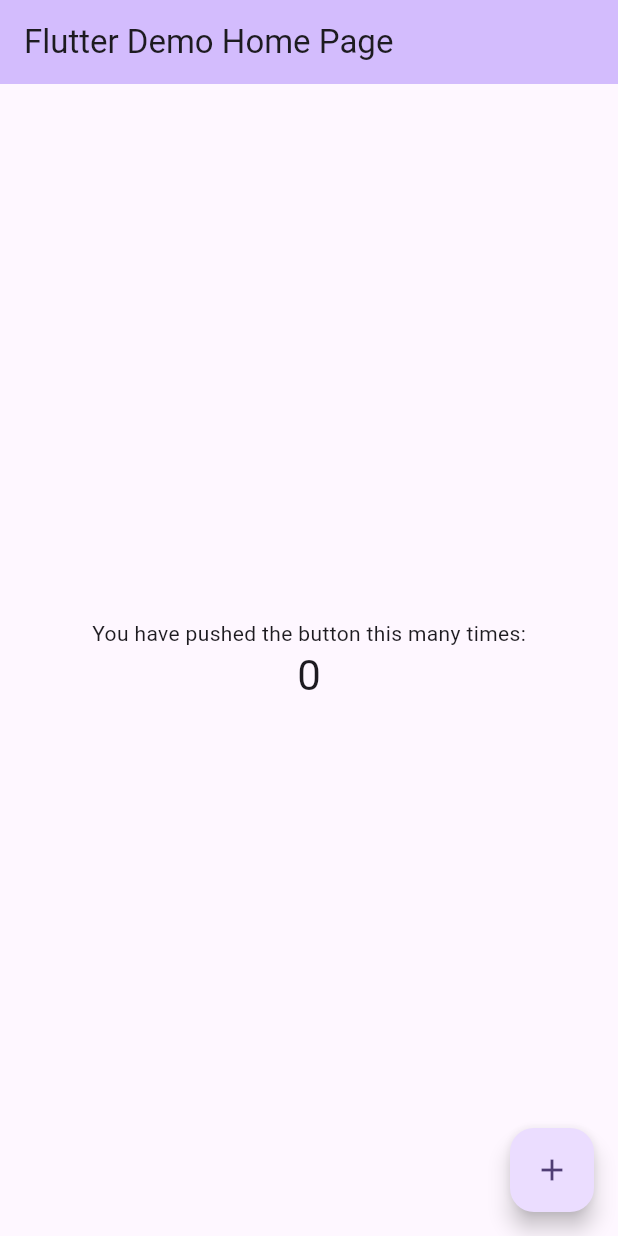
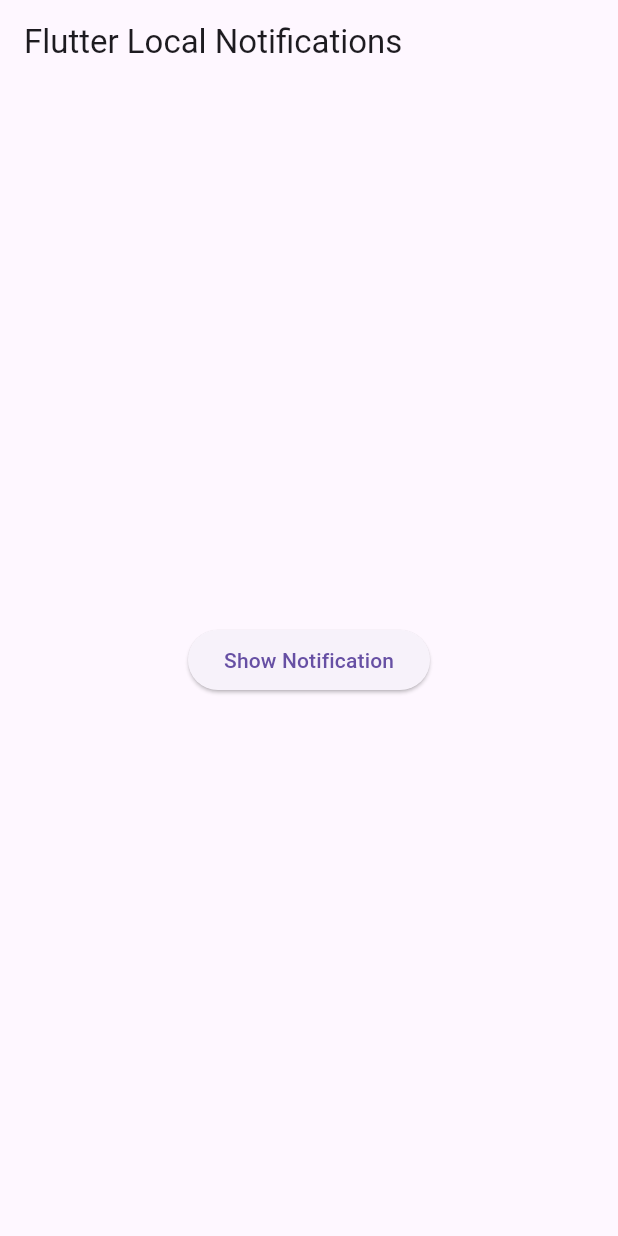
Before and after one commit to maxj4/local_notifications_demo, a Flutter app: the screen it shows after launch, on a phone screen of 412 x 824 dp. Run offline on Flutter 3.47's test engine with Material 3 defaults, Android fonts, the phone set to English and light mode, and no system bars; our stand-ins replace flutter_local_notifications.

Commit message:
update demo

```diff
--- a/lib/main.dart
+++ b/lib/main.dart
@@ -1,125 +1,43 @@
 import 'package:flutter/material.dart';
+import 'notification_helper.dart';
 
 void main() {
+  WidgetsFlutterBinding.ensureInitialized();
+  NotificationHelper.initialize();
   runApp(const MyApp());
 }
 
 class MyApp extends StatelessWidget {
   const MyApp({super.key});
 
-  // This widget is the root of your application.
   @override
   Widget build(BuildContext context) {
-    return MaterialApp(
-      title: 'Flutter Demo',
-      theme: ThemeData(
-        // This is the theme of your application.
-        //
-        // TRY THIS: Try running your application with "flutter run". You'll see
-        // the application has a purple toolbar. Then, without quitting the app,
-        // try changing the seedColor in the colorScheme below to Colors.green
-        // and then invoke "hot reload" (save your changes or press the "hot
-        // reload" button in a Flutter-supported IDE, or press "r" if you used
-        // the command line to start the app).
-        //
-        // Notice that the counter didn't reset back to zero; the application
-        // state is not lost during the reload. To reset the state, use hot
-        // restart instead.
-        //
-        // This works for code too, not just values: Most code changes can be
-        // tested with just a hot reload.
-        colorScheme: ColorScheme.fromSeed(seedColor: Colors.deepPurple),
-        useMaterial3: true,
-      ),
-      home: const MyHomePage(title: 'Flutter Demo Home Page'),
+    return const MaterialApp(
+      home: HomeScreen(),
     );
   }
 }
 
-class MyHomePage extends StatefulWidget {
-  const MyHomePage({super.key, required this.title});
-
-  // This widget is the home page of your application. It is stateful, meaning
-  // that it has a State object (defined below) that contains fields that affect
-  // how it looks.
-
-  // This class is the configuration for the state. It holds the values (in this
-  // case the title) provided by the parent (in this case the App widget) and
-  // used by the build method of the State. Fields in a Widget subclass are
-  // always marked "final".
-
-  final String title;
-
-  @override
-  State<MyHomePage> createState() => _MyHomePageState();
-}
-
-class _MyHomePageState extends State<MyHomePage> {
-  int _counter = 0;
-
-  void _incrementCounter() {
-    setState(() {
-      // This call to setState tells the Flutter framework that something has
-      // changed in this State, which causes it to rerun the build method below
-      // so that the display can reflect the updated values. If we changed
-      // _counter without calling setState(), then the build method would not be
-      // called again, and so nothing would appear to happen.
-      _counter++;
-    });
-  }
+class HomeScreen extends StatelessWidget {
+  const HomeScreen({super.key});
 
   @override
   Widget build(BuildContext context) {
-    // This method is rerun every time setState is called, for instance as done
-    // by the _incrementCounter method above.
-    //
-    // The Flutter framework has been optimized to make rerunning build methods
-    // fast, so that you can just rebuild anything that needs updating rather
-    // than having to individually change instances of widgets.
     return Scaffold(
       appBar: AppBar(
-        // TRY THIS: Try changing the color here to a specific color (to
-        // Colors.amber, perhaps?) and trigger a hot reload to see the AppBar
-        // change color while the other colors stay the same.
-        backgroundColor: Theme.of(context).colorScheme.inversePrimary,
-        // Here we take the value from the MyHomePage object that was created by
-        // the App.build method, and use it to set our appbar title.
-        title: Text(widget.title),
+        title: const Text('Flutter Local Notifications'),
       ),
       body: Center(
-        // Center is a layout widget. It takes a single child and positions it
-        // in the middle of the parent.
-        child: Column(
-          // Column is also a layout widget. It takes a list of children and
-          // arranges them vertically. By default, it sizes itself to fit its
-          // children horizontally, and tries to be as tall as its parent.
-          //
-          // Column has various properties to control how it sizes itself and
-          // how it positions its children. Here we use mainAxisAlignment to
-          // center the children vertically; the main axis here is the vertical
-          // axis because Columns are vertical (the cross axis would be
-          // horizontal).
-          //
-          // TRY THIS: Invoke "debug painting" (choose the "Toggle Debug Paint"
-          // action in the IDE, or press "p" in the console), to see the
-          // wireframe for each widget.
-          mainAxisAlignment: MainAxisAlignment.center,
-          children: <Widget>[
-            const Text(
-              'You have pushed the button this many times:',
-            ),
-            Text(
-              '$_counter',
-              style: Theme.of(context).textTheme.headlineMedium,
-            ),
-          ],
+        child: ElevatedButton(
+          onPressed: () {
+            NotificationHelper.showNotification(
+              title: 'Test Notification',
+              body: 'This is a test notification',
+            );
+          },
+          child: const Text('Show Notification'),
         ),
       ),
-      floatingActionButton: FloatingActionButton(
-        onPressed: _incrementCounter,
-        tooltip: 'Increment',
-        child: const Icon(Icons.add),
-      ), // This trailing comma makes auto-formatting nicer for build methods.
     );
   }
 }
```
